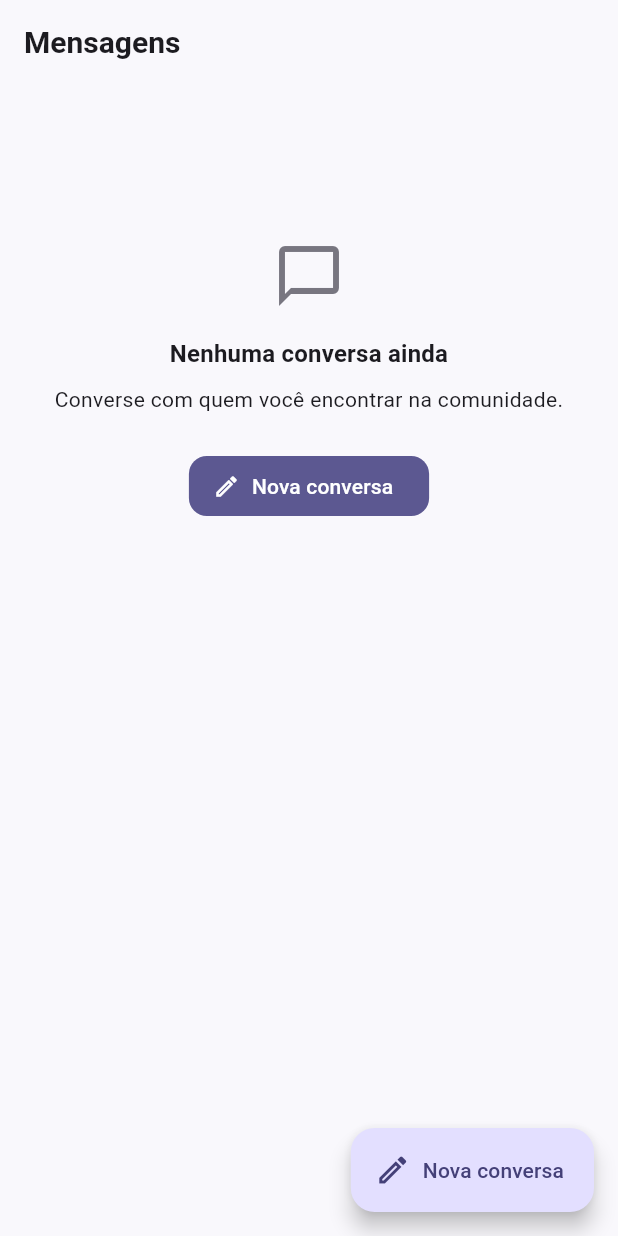
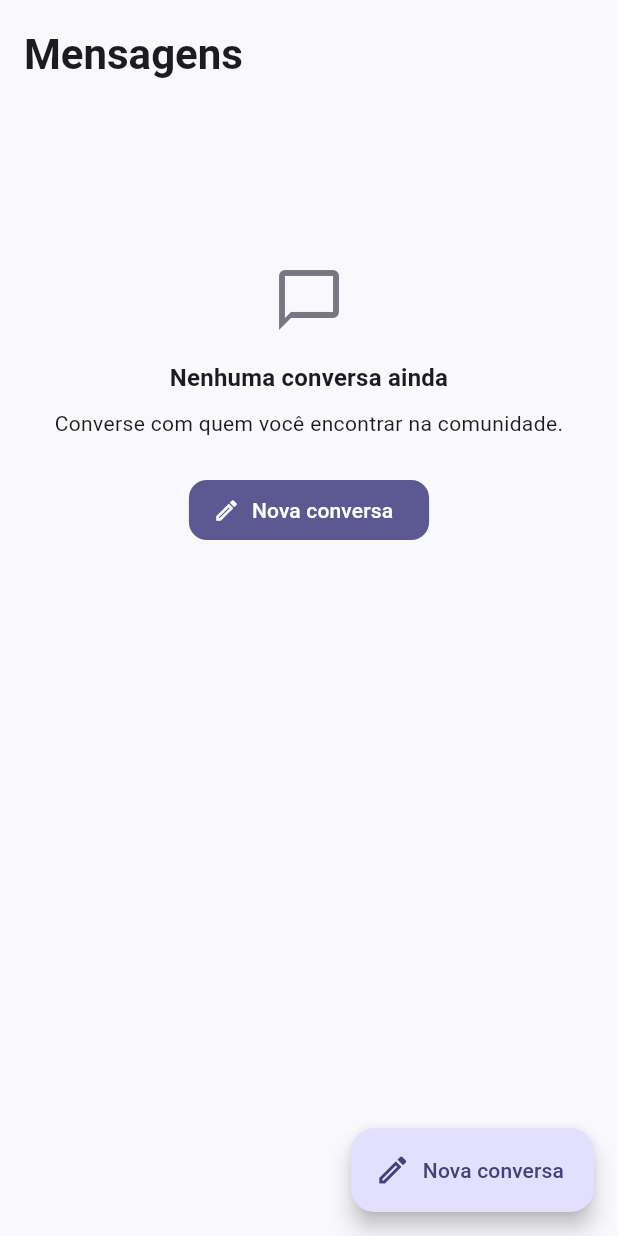
Before and after one commit to coelhomarcus/GameTracker, a Flutter app: the ConversationsPane screen opened directly, on a phone screen of 412 x 824 dp. Run offline on Flutter 3.47's test engine with Material 3 defaults, Android fonts, the phone set to English and light mode, and no system bars; our stand-ins replace dio, flutter_riverpod, flutter_secure_storage, go_router, image_picker, material_ui and 2 more; missing offline and left inert: crop_your_image; accounts and stored records are empty.

Commit message:
fix(frontend): align the Profile and Messages headers and left-align app bar titles
Seen while running the app: the own-profile and conversation list titles
sat off the content margin, titles were centered on some platforms, and
profile shelves had an extra 4 dp indent. Headers now share the page
header, titles are left-aligned everywhere and shelves use the page margin.

```diff
--- a/frontend/lib/core/design_system/app_theme.dart
+++ b/frontend/lib/core/design_system/app_theme.dart
@@ -138,6 +138,8 @@ abstract final class AppTheme {
       appBarTheme: AppBarTheme(
         backgroundColor: scheme.surface,
         foregroundColor: scheme.onSurface,
+        // O mesmo alinhamento à esquerda em qualquer plataforma.
+        centerTitle: false,
         surfaceTintColor: Colors.transparent,
         elevation: 0,
         scrolledUnderElevation: 0,
--- a/frontend/lib/core/design_system/page_header.dart
+++ b/frontend/lib/core/design_system/page_header.dart
@@ -31,6 +31,7 @@ class PageHeader extends StatelessWidget implements PreferredSizeWidget {
   @override
   Widget build(BuildContext context) {
     return AppBar(
+      automaticallyImplyLeading: false,
       toolbarHeight: _titleHeight,
       titleSpacing: 0,
       title: PageContainer(
--- a/frontend/lib/features/chat/presentation/messages_page.dart
+++ b/frontend/lib/features/chat/presentation/messages_page.dart
@@ -5,6 +5,7 @@ import 'package:material_ui/material_ui.dart';
 import '../../../app/providers.dart';
 import '../../../core/dates/relative_time.dart';
 import '../../../core/design_system/async_content.dart';
+import '../../../core/design_system/page_header.dart';
 import '../../../core/design_system/primary_action.dart';
 import '../../../core/design_system/search_field.dart';
 import '../../../core/design_system/tokens.dart';
@@ -98,13 +99,10 @@ class ConversationsPane extends ConsumerWidget {
       onPressed: () => _newConversation(context, ref),
     );
     return Scaffold(
-      appBar: AppBar(
-        // Raiz do destino: com a conversa aberta por rota (a lista fica embaixo na pilha), o
-        // Material mostraria um voltar que não pertence a este cabeçalho.
-        automaticallyImplyLeading: false,
-        title: const Text('Mensagens'),
-        // A lista pode ter só 320 dp: só o ícone cabe com texto ampliado.
-        actions: [?newConversation.headerButton(context, compact: true)],
+      // A lista pode ter só 320 dp: só o ícone cabe com texto ampliado.
+      appBar: PageHeader(
+        title: 'Mensagens',
+        action: newConversation.headerButton(context, compact: true),
       ),
       // Com a conversa ao lado, o botão fica no cabeçalho; o FAB cobriria a lista.
       floatingActionButton: splitLayout ? null : newConversation.fab(context),
```
Also changed, not shown: frontend/lib/features/profiles/presentation/profile_page.dart (+20 -26 lines), 5 other files.
